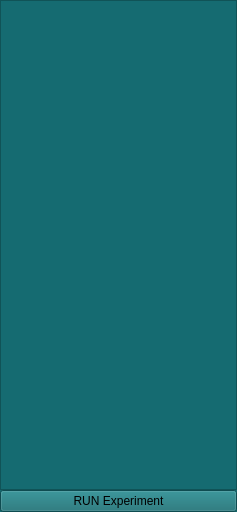
jithinbp/vLabtool-v0, file v0/docs/templates/template_experiments.ui: the form before one commit.
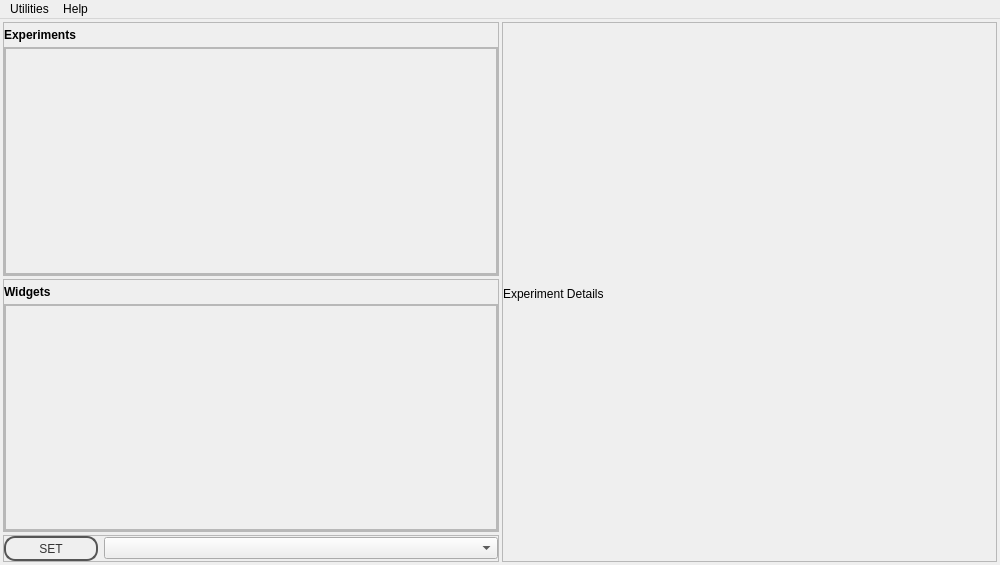
The form after the commit. Icons and pictures are not drawn.

```diff
--- a/v0/docs/templates/template_experiments.ui
+++ b/v0/docs/templates/template_experiments.ui
@@ -6,59 +6,500 @@
    <rect>
     <x>0</x>
     <y>0</y>
-    <width>237</width>
-    <height>512</height>
+    <width>1000</width>
+    <height>565</height>
    </rect>
   </property>
   <property name="windowTitle">
    <string>MainWindow</string>
   </property>
   <property name="styleSheet">
-   <string notr="true"> QPushButton{ background-image: url(:/images/bt_01_off.png);
-color: rgb(255, 255, 255);}
- QPushButton:pressed {background-image:url(:/images/bt_01_on.png);}
-QFrame,QListWidget{background-color: rgb(21, 107, 113);}
+   <string notr="true">QPushButton {
+color: #333;
+border: 2px solid #555;
+border-radius: 11px;
+padding: 5px;
+background: qradialgradient(cx: 0.3, cy: -0.4,
+fx: 0.3, fy: -0.4,
+radius: 1.35, stop: 0 #fff, stop: 1 #888);
+min-width: 80px;
+}
 
-QLabel,QRadioButton,QCheckBox {color: rgb(255, 255, 255);}
-QLabel,QRadioButton,QCheckBox{background-color: rgba(0,0,0, 0);color: rgb(0,0,0);}
-QComboBox{background-color: rgba(255,255,255, 100);color: rgb(0,0,0);}
+QPushButton:pressed {
+background: qradialgradient(cx: 0.4, cy: -0.1,
+fx: 0.4, fy: -0.1,
+radius: 1.35, stop: 0 #fff, stop: 1 #ddd);
+}
 
-border-color: rgb(29, 122, 162);
+QFrame.PeripheralCollection{
+border-top-left-radius: 5px;
+border-top-right-radius: 5px;
+border: 1px solid black;
+background: qlineargradient(x1: 0, y1: 0, x2: 0, y2: 1,
+stop: 0 #6af, stop: 0.1 #689);
+}
+QFrame.PeripheralCollection QLabel {
+color: white;
+font-weight: bold;
+}
+
+QFrame.PeripheralCollectionInner {
+background: qlineargradient(x1: 0, y1: 0, x2: 0, y2: 1,
+stop: 0 #abe, stop: 0.7 #aba);
+border: none;
+border-top: 1px solid black;
+}
+
+QFrame.PeripheralCollectionInner QLabel{
+color: black;
+}
+
+QWidget.PeripheralCollectionInner {
+background: qlineargradient(x1: 0, y1: 0, x2: 0, y2: 1,
+stop: 0 #abe, stop: 0.7 #aba);
+border: none;
+border-top: 1px solid black;
+}
+
+
+
+QWidget.PeripheralCollectionInner {
+background: qlineargradient(x1: 0, y1: 0, x2: 0, y2: 1,
+stop: 0 #abe, stop: 0.7 #aba);
+border: none;
+border-top: 1px solid black;
+}
+
+QWidget.PeripheralCollectionInner QLabel{
+color: black;
+}
+
+#SCF2,#SCF1
+{
+background: qlineargradient(x1: 0, y1: 0, x2: 0, y2: 1,
+stop: 0 #abe, stop: 0.7 #aba);
+}
+
+
+
 
 </string>
   </property>
   <widget class="QWidget" name="centralwidget">
    <property name="styleSheet">
-    <string notr="true">background-color: rgb(21, 107, 113);</string>
+    <string notr="true"/>
    </property>
-   <layout class="QVBoxLayout" name="verticalLayout_2">
+   <layout class="QHBoxLayout" name="horizontalLayout_2">
     <property name="spacing">
-     <number>0</number>
+     <number>3</number>
     </property>
     <property name="margin">
-     <number>0</number>
+     <number>3</number>
     </property>
     <item>
      <layout class="QVBoxLayout" name="verticalLayout">
-      <property name="spacing">
-       <number>0</number>
-      </property>
       <item>
-       <widget class="QListWidget" name="filenames">
+       <widget class="QFrame" name="experimentFrameOuter">
+        <property name="sizePolicy">
+         <sizepolicy hsizetype="Maximum" vsizetype="Preferred">
+          <horstretch>0</horstretch>
+          <verstretch>0</verstretch>
+         </sizepolicy>
+        </property>
+        <property name="minimumSize">
+         <size>
+          <width>470</width>
+          <height>0</height>
+         </size>
+        </property>
+        <property name="maximumSize">
+         <size>
+          <width>500</width>
+          <height>16777215</height>
+         </size>
+        </property>
         <property name="styleSheet">
-         <string notr="true">color: rgb(255, 255, 255);</string>
+         <string notr="true"/>
         </property>
+        <property name="frameShape">
+         <enum>QFrame::StyledPanel</enum>
+        </property>
+        <property name="frameShadow">
+         <enum>QFrame::Raised</enum>
+        </property>
+        <property name="class" stdset="0">
+         <string>PeripheralCollection</string>
+        </property>
+        <layout class="QVBoxLayout" name="verticalLayout_5">
+         <property name="spacing">
+          <number>5</number>
+         </property>
+         <property name="leftMargin">
+          <number>0</number>
+         </property>
+         <property name="topMargin">
+          <number>5</number>
+         </property>
+         <property name="rightMargin">
+          <number>0</number>
+         </property>
+         <property name="bottomMargin">
+          <number>0</number>
+         </property>
+         <item>
+          <widget class="QLabel" name="label_4">
+           <property name="sizePolicy">
+            <sizepolicy hsizetype="Preferred" vsizetype="Maximum">
+             <horstretch>0</horstretch>
+             <verstretch>0</verstretch>
+            </sizepolicy>
+           </property>
+           <property name="font">
+            <font>
+             <weight>75</weight>
+             <bold>true</bold>
+            </font>
+           </property>
+           <property name="text">
+            <string>Experiments</string>
+           </property>
+          </widget>
+         </item>
+         <item>
+          <widget class="QScrollArea" name="scrollArea_4">
+           <property name="sizePolicy">
+            <sizepolicy hsizetype="Preferred" vsizetype="Expanding">
+             <horstretch>0</horstretch>
+             <verstretch>0</verstretch>
+            </sizepolicy>
+           </property>
+           <property name="styleSheet">
+            <string notr="true"/>
+           </property>
+           <property name="widgetResizable">
+            <bool>true</bool>
+           </property>
+           <widget class="QWidget" name="SCF1">
+            <property name="geometry">
+             <rect>
+              <x>0</x>
+              <y>0</y>
+              <width>490</width>
+              <height>215</height>
+             </rect>
+            </property>
+            <property name="styleSheet">
+             <string notr="true"/>
+            </property>
+            <property name="class" stdset="0">
+             <string>PeripheralCollectionInner</string>
+            </property>
+            <layout class="QGridLayout" name="gridLayout_5">
+             <property name="margin">
+              <number>0</number>
+             </property>
+             <property name="spacing">
+              <number>0</number>
+             </property>
+             <item row="0" column="0">
+              <widget class="QFrame" name="frame_5">
+               <property name="frameShape">
+                <enum>QFrame::StyledPanel</enum>
+               </property>
+               <property name="frameShadow">
+                <enum>QFrame::Raised</enum>
+               </property>
+               <layout class="QGridLayout" name="gridLayout_7">
+                <property name="leftMargin">
+                 <number>0</number>
+                </property>
+                <property name="topMargin">
+                 <number>5</number>
+                </property>
+                <property name="rightMargin">
+                 <number>0</number>
+                </property>
+                <property name="bottomMargin">
+                 <number>0</number>
+                </property>
+                <property name="spacing">
+                 <number>5</number>
+                </property>
+                <item row="0" column="0">
+                 <layout class="QGridLayout" name="ExperimentLayout">
+                  <property name="margin">
+                   <number>5</number>
+                  </property>
+                  <property name="spacing">
+                   <number>15</number>
+                  </property>
+                 </layout>
+                </item>
+               </layout>
+              </widget>
+             </item>
+            </layout>
+           </widget>
+          </widget>
+         </item>
+        </layout>
        </widget>
       </item>
       <item>
-       <widget class="QPushButton" name="pushButton">
-        <property name="text">
-         <string>RUN Experiment</string>
+       <widget class="QFrame" name="widgetFrameOuter">
+        <property name="sizePolicy">
+         <sizepolicy hsizetype="Maximum" vsizetype="Preferred">
+          <horstretch>0</horstretch>
+          <verstretch>0</verstretch>
+         </sizepolicy>
         </property>
+        <property name="minimumSize">
+         <size>
+          <width>470</width>
+          <height>0</height>
+         </size>
+        </property>
+        <property name="maximumSize">
+         <size>
+          <width>500</width>
+          <height>16777215</height>
+         </size>
+        </property>
+        <property name="styleSheet">
+         <string notr="true"/>
+        </property>
+        <property name="frameShape">
+         <enum>QFrame::StyledPanel</enum>
+        </property>
+        <property name="frameShadow">
+         <enum>QFrame::Raised</enum>
+        </property>
+        <property name="class" stdset="0">
+         <string>PeripheralCollection</string>
+        </property>
+        <layout class="QVBoxLayout" name="verticalLayout_3">
+         <property name="spacing">
+          <number>5</number>
+         </property>
+         <property name="leftMargin">
+          <number>0</number>
+         </property>
+         <property name="topMargin">
+          <number>5</number>
+         </property>
+         <property name="rightMargin">
+          <number>0</number>
+         </property>
+         <property name="bottomMargin">
+          <number>0</number>
+         </property>
+         <item>
+          <widget class="QLabel" name="label_3">
+           <property name="sizePolicy">
+            <sizepolicy hsizetype="Preferred" vsizetype="Maximum">
+             <horstretch>0</horstretch>
+             <verstretch>0</verstretch>
+            </sizepolicy>
+           </property>
+           <property name="font">
+            <font>
+             <weight>75</weight>
+             <bold>true</bold>
+            </font>
+           </property>
+           <property name="text">
+            <string>Widgets</string>
+           </property>
+          </widget>
+         </item>
+         <item>
+          <widget class="QScrollArea" name="scrollArea_2">
+           <property name="sizePolicy">
+            <sizepolicy hsizetype="Preferred" vsizetype="Expanding">
+             <horstretch>0</horstretch>
+             <verstretch>0</verstretch>
+            </sizepolicy>
+           </property>
+           <property name="styleSheet">
+            <string notr="true">QWidget.scrollBG{
+background:transparent;
+}</string>
+           </property>
+           <property name="widgetResizable">
+            <bool>true</bool>
+           </property>
+           <widget class="QWidget" name="SCF2">
+            <property name="geometry">
+             <rect>
+              <x>0</x>
+              <y>0</y>
+              <width>490</width>
+              <height>214</height>
+             </rect>
+            </property>
+            <property name="styleSheet">
+             <string notr="true"/>
+            </property>
+            <layout class="QGridLayout" name="gridLayout_3">
+             <property name="margin">
+              <number>0</number>
+             </property>
+             <property name="spacing">
+              <number>0</number>
+             </property>
+             <item row="0" column="0">
+              <widget class="QFrame" name="frame_3">
+               <property name="frameShape">
+                <enum>QFrame::StyledPanel</enum>
+               </property>
+               <property name="frameShadow">
+                <enum>QFrame::Raised</enum>
+               </property>
+               <layout class="QGridLayout" name="gridLayout_4">
+                <property name="leftMargin">
+                 <number>0</number>
+                </property>
+                <property name="topMargin">
+                 <number>5</number>
+                </property>
+                <property name="rightMargin">
+                 <number>0</number>
+                </property>
+                <property name="bottomMargin">
+                 <number>0</number>
+                </property>
+                <property name="spacing">
+                 <number>5</number>
+                </property>
+                <item row="0" column="0">
+                 <layout class="QGridLayout" name="WidgetLayout">
+                  <property name="margin">
+                   <number>5</number>
+                  </property>
+                  <property name="spacing">
+                   <number>15</number>
+                  </property>
+                 </layout>
+                </item>
+               </layout>
+              </widget>
+             </item>
+            </layout>
+           </widget>
+          </widget>
+         </item>
+        </layout>
+       </widget>
+      </item>
+      <item>
+       <widget class="QFrame" name="frame_2">
+        <property name="sizePolicy">
+         <sizepolicy hsizetype="Maximum" vsizetype="Maximum">
+          <horstretch>0</horstretch>
+          <verstretch>0</verstretch>
+         </sizepolicy>
+        </property>
+        <property name="minimumSize">
+         <size>
+          <width>470</width>
+          <height>0</height>
+         </size>
+        </property>
+        <property name="maximumSize">
+         <size>
+          <width>500</width>
+          <height>16777215</height>
+         </size>
+        </property>
+        <property name="frameShape">
+         <enum>QFrame::StyledPanel</enum>
+        </property>
+        <property name="frameShadow">
+         <enum>QFrame::Raised</enum>
+        </property>
+        <layout class="QHBoxLayout" name="horizontalLayout">
+         <property name="margin">
+          <number>0</number>
+         </property>
+         <item>
+          <widget class="QPushButton" name="pushButton">
+           <property name="minimumSize">
+            <size>
+             <width>94</width>
+             <height>0</height>
+            </size>
+           </property>
+           <property name="maximumSize">
+            <size>
+             <width>50</width>
+             <height>25</height>
+            </size>
+           </property>
+           <property name="text">
+            <string>SET</string>
+           </property>
+          </widget>
+         </item>
+         <item>
+          <widget class="QComboBox" name="deviceCombo"/>
+         </item>
+        </layout>
        </widget>
       </item>
      </layout>
     </item>
+    <item>
+     <widget class="QFrame" name="helpFrameOuter">
+      <property name="sizePolicy">
+       <sizepolicy hsizetype="Preferred" vsizetype="Preferred">
+        <horstretch>0</horstretch>
+        <verstretch>0</verstretch>
+       </sizepolicy>
+      </property>
+      <property name="frameShape">
+       <enum>QFrame::StyledPanel</enum>
+      </property>
+      <property name="frameShadow">
+       <enum>QFrame::Raised</enum>
+      </property>
+      <property name="class" stdset="0">
+       <string>PeripheralCollection</string>
+      </property>
+      <layout class="QVBoxLayout" name="verticalLayout_2">
+       <property name="spacing">
+        <number>5</number>
+       </property>
+       <property name="leftMargin">
+        <number>0</number>
+       </property>
+       <property name="topMargin">
+        <number>4</number>
+       </property>
+       <property name="rightMargin">
+        <number>0</number>
+       </property>
+       <property name="bottomMargin">
+        <number>0</number>
+       </property>
+       <item>
+        <widget class="QLabel" name="helpTitle">
+         <property name="sizePolicy">
+          <sizepolicy hsizetype="Preferred" vsizetype="Maximum">
+           <horstretch>0</horstretch>
+           <verstretch>0</verstretch>
+          </sizepolicy>
+         </property>
+         <property name="text">
+          <string>Experiment Details</string>
+         </property>
+        </widget>
+       </item>
+       <item>
+        <layout class="QVBoxLayout" name="helpLayout"/>
+       </item>
+      </layout>
+     </widget>
+    </item>
    </layout>
   </widget>
   <widget class="QMenuBar" name="menubar">
@@ -66,10 +507,25 @@
     <rect>
      <x>0</x>
      <y>0</y>
-     <width>237</width>
+     <width>1000</width>
      <height>25</height>
     </rect>
    </property>
+   <widget class="QMenu" name="menuUtilities">
+    <property name="title">
+     <string>Utilities</string>
+    </property>
+    <addaction name="actionIPython_Console"/>
+    <addaction name="actionReset_Device"/>
+   </widget>
+   <widget class="QMenu" name="menuHelp">
+    <property name="title">
+     <string>Help</string>
+    </property>
+    <addaction name="actionIPython"/>
+   </widget>
+   <addaction name="menuUtilities"/>
+   <addaction name="menuHelp"/>
   </widget>
  </widget>
  <resources/>
```
Left out of the diff: 79 changed lines with no effect on the pictures.
